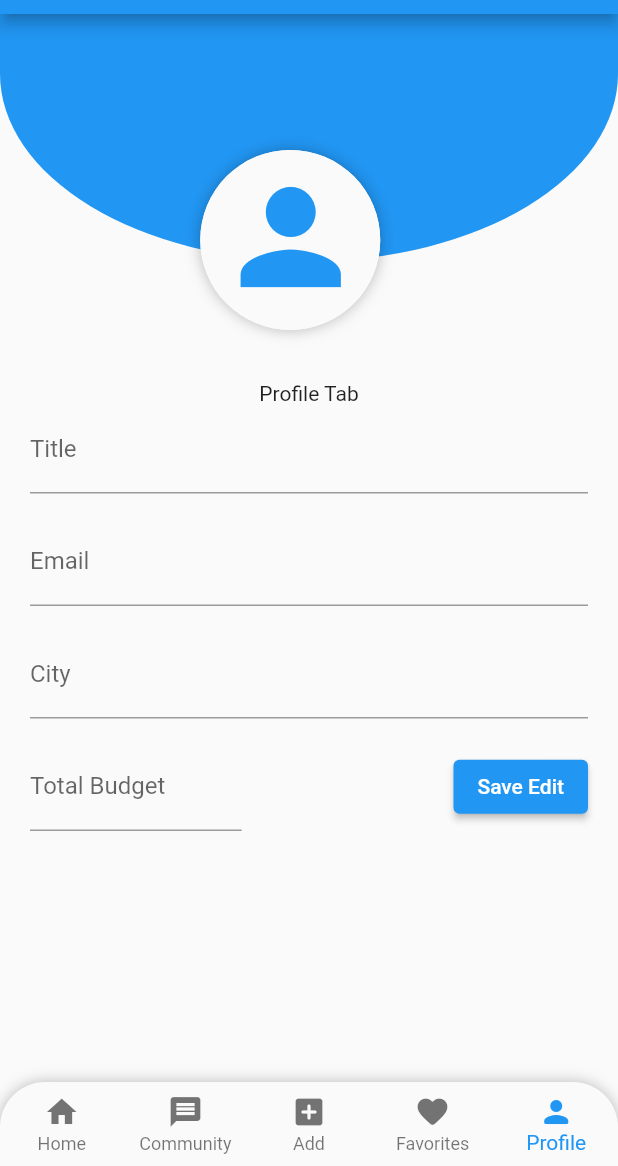
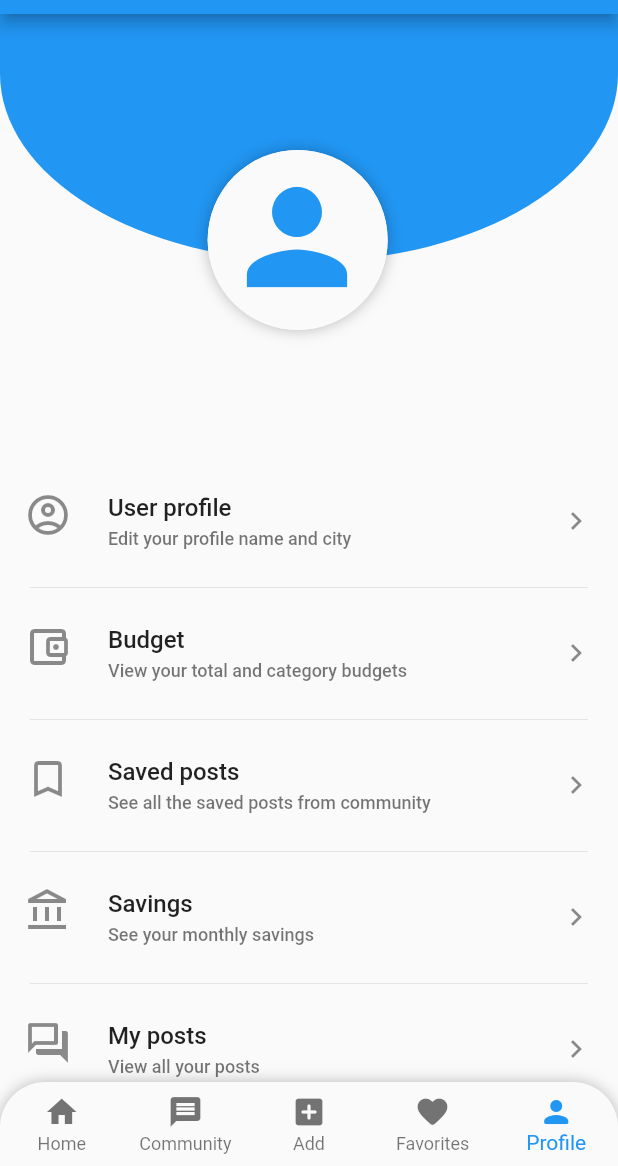
Before and after one commit to Neutrino2711/Savio, a Flutter app: the ScaffoldScreen screen opened directly, item 5 of the bottom bar chosen, on a phone screen of 412 x 824 dp, the part 70-1236 px from its top. Run offline on Flutter 3.47's test engine with Material 2 defaults, Android fonts, the phone set to English and light mode, and no system bars; our stand-ins replace firebase_auth, firebase_core, google_sign_in, syncfusion_flutter_charts; accounts and stored records are empty.

Commit message:
yado commit 5

```diff
--- a/lib/screens/home_screen.dart
+++ b/lib/screens/home_screen.dart
@@ -13,7 +13,7 @@ class HomeScreen extends StatelessWidget {
     Size size = MediaQuery.of(context).size;
     return Center(
       child: SingleChildScrollView(
-        physics: const ScrollPhysics(parent: BouncingScrollPhysics()),
+        physics: const BouncingScrollPhysics(parent: BouncingScrollPhysics()),
         child: Padding(
           padding: const EdgeInsets.all(12.0),
           child: Column(
--- a/lib/screens/user_profile_screen.dart
+++ b/lib/screens/user_profile_screen.dart
@@ -1,5 +1,8 @@
 import 'package:exp_man/utilities/profile_stack_design.dart';
+import 'package:exp_man/widgets/user_detail_tile.dart';
 import 'package:flutter/material.dart';
+import 'package:exp_man/providers/student.dart';
+import 'package:provider/provider.dart';
 
 class UserProfile extends StatefulWidget {
   const UserProfile({super.key});
@@ -9,89 +12,172 @@ class UserProfile extends StatefulWidget {
 }
 
 class _UserProfileState extends State<UserProfile> {
-  final _titleController = TextEditingController();
-  final _emailController = TextEditingController();
-  final _cityController = TextEditingController();
-  final _totalBudgetController = TextEditingController();
-  final _categoryBudgetController = TextEditingController();
+  // final _titleController = TextEditingController();
+  // // final _emailController = TextEditingController();
+  // final _cityController = TextEditingController();
+  // final _totalBudgetController = TextEditingController();
+  // // final _categoryBudgetController = TextEditingController();
 
   @override
   Widget build(BuildContext context) {
+    Student student = Provider.of<Student>(context);
     return SingleChildScrollView(
-      // physics: const ScrollPhysics(parent: BouncingScrollPhysics()),
       child: Column(
         mainAxisAlignment: MainAxisAlignment.start,
         children: [
           const ProfileStackDesign(),
-          const Text('Profile Tab'),
-          Padding(
-            padding: const EdgeInsets.symmetric(horizontal: 20),
+          Text(
+            student.name,
+            style: Theme.of(context)
+                .textTheme
+                .headlineMedium!
+                .copyWith(fontWeight: FontWeight.bold),
+          ),
+          const SizedBox(
+            height: 7,
+          ),
+          Text(
+            student.email,
+            style: Theme.of(context)
+                .textTheme
+                .bodyMedium!
+                .copyWith(color: Colors.black54),
+          ),
+          const SizedBox(
+            height: 25,
+          ),
+          SingleChildScrollView(
+            physics: const BouncingScrollPhysics(
+                parent: AlwaysScrollableScrollPhysics()),
             child: Column(
               children: [
-                TextField(
-                  controller: _titleController,
-                  decoration: const InputDecoration(
-                    label: Text('Title'),
+                UserdetailTile(
+                  title: 'User profile',
+                  titleDescription: 'Edit your profile name and city',
+                  leadingIcon: Icons.account_circle_outlined,
+                  onPress: () {},
                 ),
+                const Divider(
+                  thickness: 0.5,
+                  indent: 20,
+                  endIndent: 20,
                 ),
-                const SizedBox(height: 16),
-                TextField(
-                  controller: _emailController,
-                  keyboardType: TextInputType.emailAddress,
-                  decoration: const InputDecoration(
-                    label: Text('Email'),
+                UserdetailTile(
+                  title: 'Budget',
+                  titleDescription: 'View your total and category budgets',
+                  leadingIcon: Icons.account_balance_wallet_outlined,
+                  onPress: () {},
                 ),
+                const Divider(
+                  thickness: 0.5,
+                  indent: 20,
+                  endIndent: 20,
                 ),
-                const SizedBox(height: 16),
-                TextField(
-                  controller: _cityController,
-                  decoration: const InputDecoration(
-                    label: Text('City'),
+                UserdetailTile(
+                  title: 'Saved posts',
+                  titleDescription: 'See all the saved posts from community',
+                  leadingIcon: Icons.bookmark_outline,
+                  onPress: () {},
                 ),
+                const Divider(
+                  thickness: 0.5,
+                  indent: 20,
+                  endIndent: 20,
                 ),
-                const SizedBox(height: 16),
-                Row(
-                  children: [
-                    Expanded(
-                      child: TextField(
-                        controller: _totalBudgetController,
-                        keyboardType: TextInputType.number,
-                        decoration: const InputDecoration(
-                          label: Text('Total Budget'),
-                          prefixText: '\$ ',
+                UserdetailTile(
+                  title: 'Savings',
+                  titleDescription: 'See your monthly savings',
+                  leadingIcon: Icons.account_balance_outlined,
+                  onPress: () {},
                 ),
+                const Divider(
+                  thickness: 0.5,
+                  indent: 20,
+                  endIndent: 20,
                 ),
+                UserdetailTile(
+                  title: 'My posts',
+                  titleDescription: 'View all your posts',
+                  leadingIcon: Icons.forum_outlined,
+                  onPress: () {},
                 ),
-                    const Spacer(),
-                    // const SizedBox(
-                    //   width: 40,
-                    // ),
-                    ElevatedButton(
-                        onPressed: () {}, child: const Text('Save Edit')),
-                    // Expanded(
-                    //   child: TextField(
-                    //     controller: _categoryBudgetController,
-                    //     keyboardType: TextInputType.number,
-                    //     decoration: const InputDecoration(
-                    //       label: Text('Category Budget'),
-                    //       prefixText: '\$ ',
-                    //     ),
-                    //   ),
-                    // ),
-                  ],
+                const Divider(
+                  thickness: 0.5,
+                  indent: 20,
+                  endIndent: 20,
                 ),
-                // const SizedBox(height: 32),
-                // ElevatedButton(
-                //     onPressed: () {}, child: const Text('Save Edit')),
+                const SizedBox(
+                  height: 150,
+                ),
               ],
             ),
           ),
-          // Container(
-          //   height: 1000,
-          //   color: const Color(0xFFfafafa),
-          // ),
         ],
       ),
     );
   }
 }
+
+
+// Padding(
+//             padding: const EdgeInsets.symmetric(horizontal: 20),
+//             child: Column(
+//               children: [
+//                 TextField(
+//                   controller: _titleController,
+//                   decoration: const InputDecoration(
+//                     label: Text('Title'),
+//                   ),
+//                 ),
+//                 // const SizedBox(height: 16),
+//                 // TextField(
+//                 //   controller: _emailController,
+//                 //   keyboardType: TextInputType.emailAddress,
+//                 //   decoration: const InputDecoration(
+//                 //     label: Text('Email'),
+//                 //   ),
+//                 // ),
+//                 const SizedBox(height: 16),
+//                 TextField(
+//                   controller: _cityController,
+//                   decoration: const InputDecoration(
+//                     label: Text('City'),
+//                   ),
+//                 ),
+//                 const SizedBox(height: 16),
+//                 Row(
+//                   children: [
+//                     Expanded(
+//                       child: TextField(
+//                         controller: _totalBudgetController,
+//                         keyboardType: TextInputType.number,
+//                         decoration: const InputDecoration(
+//                           label: Text('Total Budget'),
+//                           prefixText: '\$ ',
+//                         ),
+//                       ),
+//                     ),
+//                     const Spacer(),
+//                     // const SizedBox(
+//                     //   width: 40,
+//                     // ),
+//                     ElevatedButton(
+//                         onPressed: () {}, child: const Text('Save Edit')),
+//                     // Expanded(
+//                     //   child: TextField(
+//                     //     controller: _categoryBudgetController,
+//                     //     keyboardType: TextInputType.number,
+//                     //     decoration: const InputDecoration(
+//                     //       label: Text('Category Budget'),
+//                     //       prefixText: '\$ ',
+//                     //     ),
+//                     //   ),
+//                     // ),
+//                   ],
+//                 ),
+//                 // const SizedBox(height: 32),
+//                 // ElevatedButton(
+//                 //     onPressed: () {}, child: const Text('Save Edit')),
+//               ],
+//             ),
+//           ),
--- a/lib/utilities/profile_stack_design.dart
+++ b/lib/utilities/profile_stack_design.dart
@@ -9,7 +9,7 @@ class ProfileStackDesign extends StatelessWidget {
     return Stack(
       children: [
         SizedBox(
-          height: screenHeight * 0.297,
+          height: screenHeight * 0.26,
         ),
         Container(
           height: screenHeight * 0.2,
@@ -22,7 +22,7 @@ class ProfileStackDesign extends StatelessWidget {
         ),
         Positioned(
           top: screenHeight * 0.11,
-          left: screenHeight * 0.162,
+          left: screenHeight * 0.168,
           child: Container(
             decoration: const BoxDecoration(
               color: Color(0xFFfafafa),
@@ -39,7 +39,7 @@ class ProfileStackDesign extends StatelessWidget {
         ),
         Positioned(
           top: screenHeight * 0.11,
-          left: screenHeight * 0.1648,
+          left: screenHeight * 0.1699,
           child: Center(
             child: IconButton(
               onPressed: () {},
--- a/lib/widgets/user_detail_tile.dart
+++ b/lib/widgets/user_detail_tile.dart
@@ -1,10 +1,37 @@
 import 'package:flutter/material.dart';
 
 class UserdetailTile extends StatelessWidget {
-  const UserdetailTile({super.key});
+  const UserdetailTile(
+      {super.key,
+      required this.title,
+      required this.titleDescription,
+      required this.leadingIcon,
+      required this.onPress});
+
+  final String title;
+  final String titleDescription;
+  final IconData leadingIcon;
+  final void Function() onPress;
 
   @override
   Widget build(BuildContext context) {
-    return const ListTile();
+    return ListTile(
+      leading: Icon(
+        leadingIcon,
+        size: 32,
+      ),
+      title: Text(title,
+          style: Theme.of(context)
+              .textTheme
+              .titleMedium!
+              .copyWith(fontWeight: FontWeight.w500)),
+      subtitle: Text(titleDescription,
+          style: Theme.of(context)
+              .textTheme
+              .bodySmall!
+              .copyWith(fontWeight: FontWeight.w500)),
+      trailing: const Icon(Icons.chevron_right_outlined),
+      onTap: onPress,
+    );
   }
 }
```
Also changed, not shown: lib/screens/scaffold_screen.dart (+0 -8 lines). Lines whose indentation alone changed are shown as unchanged.
